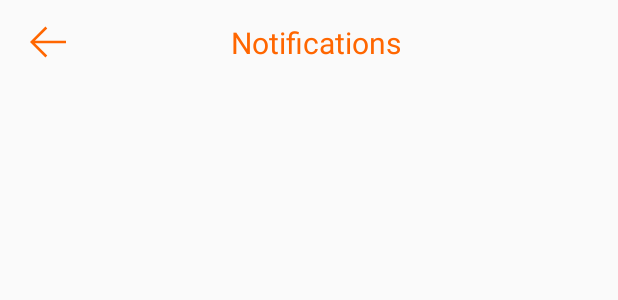
After one commit to AkashShahriar55/Adme, an Android app: the layout appbar_notification.xml on its own in the app's theme, with its tools: preview values and no code run, on a phone screen of 412 x 824 dp. The commit adds this screen. Shown: the top 300 px of the screen. Run offline under Robolectric (Android 15) with nearby library versions, the light colour scheme and no system bars.

Commit message:
notification demo

```diff
--- a/app/build.gradle
+++ b/app/build.gradle
@@ -46,7 +46,6 @@ dependencies {
     androidTestImplementation 'androidx.test.espresso:espresso-core:3.2.0'
     implementation 'androidx.multidex:multidex:2.0.1'
     implementation 'com.google.android.material:material:1.1.0'
-
     implementation 'com.google.android.gms:play-services-analytics:17.0.0'
     implementation 'com.google.android.gms:play-services-location:17.0.0'
     implementation 'com.google.android.libraries.places:places:2.2.0'
@@ -62,4 +61,7 @@ dependencies {
 
     //For google
     implementation 'com.google.android.gms:play-services-auth:18.0.0'
+
+    //For picasso
+    implementation 'com.squareup.picasso:picasso:2.71828'
 }
--- /dev/null
+++ b/app/src/main/res/drawable/ic_back.xml
@@ -0,0 +1,9 @@
+<vector xmlns:android="http://schemas.android.com/apk/res/android"
+    android:width="24dp"
+    android:height="24dp"
+    android:viewportWidth="482.239"
+    android:viewportHeight="482.239">
+  <path
+      android:fillColor="#FF6600"
+      android:pathData="m206.812,34.446 l-206.812,206.673 206.743,206.674 24.353,-24.284 -165.167,-165.167h416.31v-34.445h-416.31l165.236,-165.236z"/>
+</vector>
--- /dev/null
+++ b/app/src/main/res/layout/appbar_notification.xml
@@ -0,0 +1,45 @@
+<?xml version="1.0" encoding="utf-8"?>
+<androidx.appcompat.widget.Toolbar xmlns:android="http://schemas.android.com/apk/res/android"
+    xmlns:app="http://schemas.android.com/apk/res-auto"
+    xmlns:tools="http://schemas.android.com/tools"
+    android:layout_width="match_parent" android:layout_height="wrap_content">
+    <androidx.constraintlayout.widget.ConstraintLayout
+        android:layout_width="match_parent"
+        android:layout_height="match_parent">
+
+        <ImageButton
+            android:id="@+id/back_button"
+            android:layout_width="wrap_content"
+            android:layout_height="wrap_content"
+            android:layout_marginStart="4dp"
+            android:layout_marginTop="2dp"
+            android:layout_marginEnd="110dp"
+            android:layout_marginBottom="2dp"
+            android:background="@android:color/transparent"
+            android:onClick="backToMenuFunction"
+            android:src="@drawable/ic_back"
+            app:layout_constraintBottom_toBottomOf="parent"
+            app:layout_constraintEnd_toStartOf="@+id/textView29"
+            app:layout_constraintStart_toStartOf="parent"
+            app:layout_constraintTop_toTopOf="parent" />
+
+        <TextView
+            android:id="@+id/textView29"
+            android:layout_width="wrap_content"
+            android:layout_height="wrap_content"
+            android:layout_marginStart="110dp"
+            android:layout_marginTop="1dp"
+            android:gravity="center"
+            android:text="Notifications"
+            android:textColor="#FF6600"
+            android:textSize="20dp"
+            app:layout_constraintBottom_toBottomOf="parent"
+            app:layout_constraintStart_toEndOf="@+id/back_button"
+            app:layout_constraintTop_toTopOf="parent"
+            app:layout_constraintVertical_bias="1.0" />
+
+    </androidx.constraintlayout.widget.ConstraintLayout>
+
+
+
+</androidx.appcompat.widget.Toolbar>
```
Also changed, not shown: app/src/main/java/com/example/adme/Activities/NotificationItemInventoryAdapter.java (added, +58 -0 lines), app/src/main/java/com/example/adme/Activities/Notification_class.java (added, +36 -0 lines), app/src/main/java/com/example/adme/Activities/ui/today/Notification_Fragment.java (+40 -2 lines), app/src/main/res/layout/notification__fragment.xml (+15 -5 lines), app/src/main/res/layout/notification_item.xml (added, +45 -0 lines), app/src/main/res/drawable/profile.png (added).
